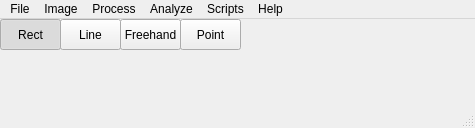
First picture: the form in gui/main.ui, repository flika-org/flika, before the edit.
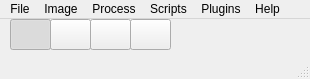
Second picture: the form after the edit. Icons and pictures are not drawn.

Diff of the .ui file:
```diff
--- a/gui/main.ui
+++ b/gui/main.ui
@@ -6,8 +6,8 @@
    <rect>
     <x>0</x>
     <y>0</y>
-    <width>475</width>
-    <height>128</height>
+    <width>310</width>
+    <height>79</height>
    </rect>
   </property>
   <property name="windowTitle">
@@ -17,14 +17,18 @@
    <widget class="QPushButton" name="freehand">
     <property name="geometry">
      <rect>
-      <x>120</x>
+      <x>90</x>
       <y>0</y>
-      <width>61</width>
+      <width>41</width>
       <height>31</height>
      </rect>
     </property>
     <property name="text">
-     <string>Freehand</string>
+     <string/>
+    </property>
+    <property name="icon">
+     <iconset>
+      <normaloff>../images/freehand.png</normaloff>../images/freehand.png</iconset>
     </property>
     <property name="checkable">
      <bool>true</bool>
@@ -42,14 +46,18 @@
    <widget class="QPushButton" name="line">
     <property name="geometry">
      <rect>
-      <x>60</x>
+      <x>50</x>
       <y>0</y>
-      <width>61</width>
+      <width>41</width>
       <height>31</height>
      </rect>
     </property>
     <property name="text">
-     <string>Line</string>
+     <string/>
+    </property>
+    <property name="icon">
+     <iconset>
+      <normaloff>../images/line.png</normaloff>../images/line.png</iconset>
     </property>
     <property name="checkable">
      <bool>true</bool>
@@ -64,14 +72,18 @@
    <widget class="QPushButton" name="rectangle">
     <property name="geometry">
      <rect>
-      <x>0</x>
+      <x>10</x>
       <y>0</y>
-      <width>61</width>
+      <width>41</width>
       <height>31</height>
      </rect>
     </property>
     <property name="text">
-     <string>Rect</string>
+     <string/>
+    </property>
+    <property name="icon">
+     <iconset>
+      <normaloff>../images/rect.png</normaloff>../images/rect.png</iconset>
     </property>
     <property name="checkable">
      <bool>true</bool>
@@ -89,14 +101,18 @@
    <widget class="QPushButton" name="point">
     <property name="geometry">
      <rect>
-      <x>180</x>
+      <x>130</x>
       <y>0</y>
-      <width>61</width>
+      <width>41</width>
       <height>31</height>
      </rect>
     </property>
     <property name="text">
-     <string>Point</string>
+     <string/>
+    </property>
+    <property name="icon">
+     <iconset>
+      <normaloff>../images/point.png</normaloff>../images/point.png</iconset>
     </property>
     <property name="checkable">
      <bool>true</bool>
@@ -117,7 +133,7 @@
     <rect>
      <x>0</x>
      <y>0</y>
-     <width>475</width>
+     <width>310</width>
      <height>21</height>
     </rect>
    </property>
@@ -206,21 +222,6 @@
     <addaction name="menuFilters"/>
     <addaction name="actionImage_Calculator"/>
    </widget>
-   <widget class="QMenu" name="menuAnalyze">
-    <property name="title">
-     <string>Analyze</string>
-    </property>
-    <widget class="QMenu" name="menuPuffs">
-     <property name="title">
-      <string>puffs</string>
-     </property>
-     <addaction name="actionFrame_by_frame_origin"/>
-     <addaction name="actionAverage_origin"/>
-     <addaction name="actionThreshold_cluster"/>
-    </widget>
-    <addaction name="menuPuffs"/>
-    <addaction name="actionRodent_Tracker"/>
-   </widget>
    <widget class="QMenu" name="menuScripts">
     <property name="title">
      <string>Scripts</string>
@@ -232,11 +233,16 @@
     </property>
     <addaction name="actionDocs"/>
    </widget>
+   <widget class="QMenu" name="menuPlugins">
+    <property name="title">
+     <string>Plugins</string>
+    </property>
+   </widget>
    <addaction name="menuFile"/>
    <addaction name="menuImage"/>
    <addaction name="menuProcess"/>
-   <addaction name="menuAnalyze"/>
    <addaction name="menuScripts"/>
+   <addaction name="menuPlugins"/>
    <addaction name="menuDocs"/>
   </widget>
   <widget class="QStatusBar" name="statusbar"/>
```
Left out of the diff: 42 changed lines with no effect on the pictures.
